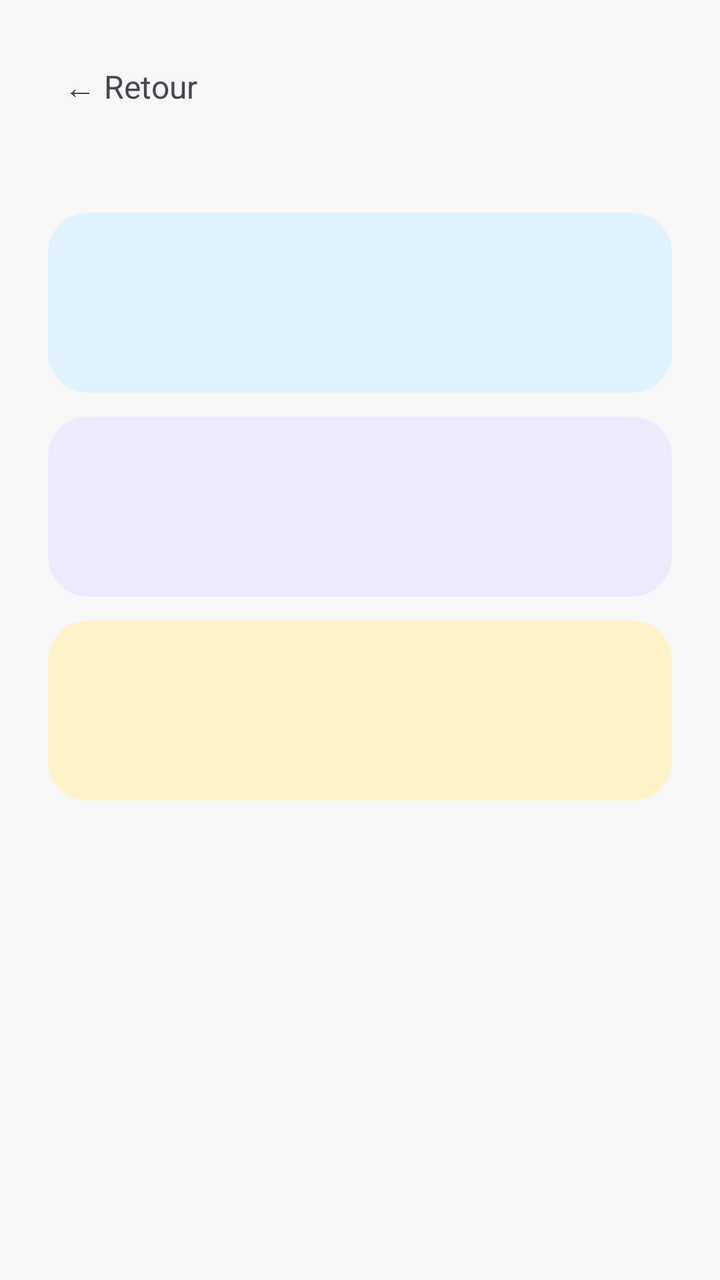
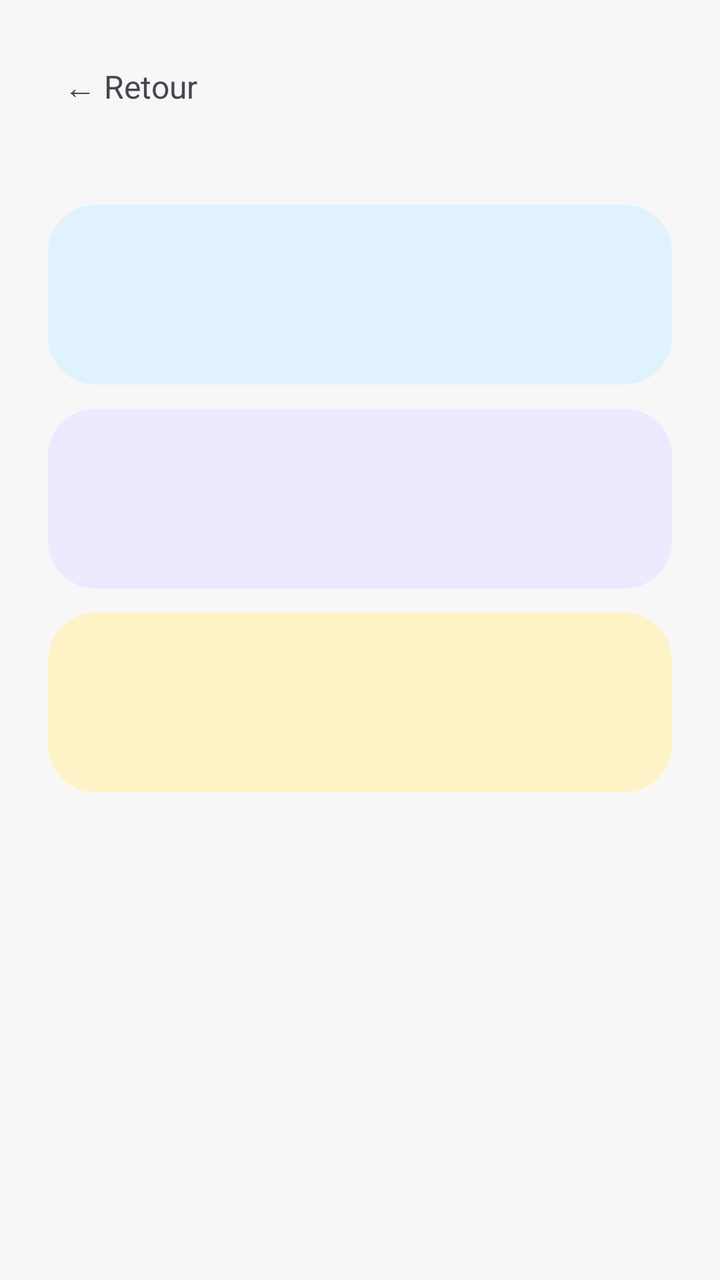

Screens rendered from an Android XML layout before and after an edit, with the pre-edit source and the edit as a unified diff.
<!-- AndroidManifest.xml: application theme Theme.Liti -->
<!-- res/layout/activity_game.xml -->
<?xml version="1.0" encoding="utf-8"?>
<LinearLayout xmlns:android="http://schemas.android.com/apk/res/android"
    xmlns:app="http://schemas.android.com/apk/res-auto"
    android:layout_width="match_parent" android:layout_height="match_parent"
    android:orientation="vertical" android:padding="24dp" android:background="#F7F7F8">
    <TextView android:id="@+id/btnBack" android:layout_width="wrap_content" android:layout_height="wrap_content" android:text="← Retour" android:textSize="16sp" android:padding="8dp"/>
    <TextView android:text="GAME TURBO" android:textSize="28sp" android:textStyle="bold" android:layout_marginTop="16dp"/>
    <TextView android:text="Choisis ton mode" android:textColor="#64748B" android:layout_marginTop="4dp"/>
    <androidx.cardview.widget.CardView android:id="@+id/cardBalanced" android:layout_width="match_parent" android:layout_height="90dp" android:layout_marginTop="24dp" app:cardCornerRadius="20dp" app:cardElevation="0dp"><LinearLayout android:layout_width="match_parent" android:layout_height="match_parent" android:orientation="vertical" android:padding="16dp" android:background="#E0F2FE"><TextView android:text="Balanced" android:textStyle="bold"/><TextView android:text="60Hz / économie batterie" android:textSize="12sp" android:textColor="#0284C7"/></LinearLayout></androidx.cardview.widget.CardView>
    <androidx.cardview.widget.CardView android:id="@+id/cardPerf" android:layout_width="match_parent" android:layout_height="90dp" android:layout_marginTop="12dp" app:cardCornerRadius="20dp" app:cardElevation="0dp"><LinearLayout android:layout_width="match_parent" android:layout_height="match_parent" android:orientation="vertical" android:padding="16dp" android:background="#EDE9FE"><TextView android:text="Performance" android:textStyle="bold"/><TextView android:text="90Hz / boost internet" android:textSize="12sp" android:textColor="#7C3AED"/></LinearLayout></androidx.cardview.widget.CardView>
    <androidx.cardview.widget.CardView android:id="@+id/cardBeast" android:layout_width="match_parent" android:layout_height="90dp" android:layout_marginTop="12dp" app:cardCornerRadius="20dp" app:cardElevation="0dp"><LinearLayout android:layout_width="match_parent" android:layout_height="match_parent" android:orientation="vertical" android:padding="16dp" android:background="#FEF3C7"><TextView android:text="BEAST MODE" android:textStyle="bold"/><TextView android:text="Max CPU/GPU / Ping 0" android:textSize="12sp" android:textColor="#D97706"/></LinearLayout></androidx.cardview.widget.CardView>
</LinearLayout>
<!-- resources referenced by this layout -->
<resources>
  <style name="Theme.Liti" parent="Theme.Material3.DayNight.NoActionBar">
      <item name="android:statusBarColor">@android:color/transparent</item>
      <item name="android:navigationBarColor">@android:color/transparent</item>
  </style>
</resources>

<!-- the commit's change to res/layout/activity_game.xml (unified diff, before → after) -->
@@ -1,12 +1,8 @@
 <?xml version="1.0" encoding="utf-8"?>
-<LinearLayout xmlns:android="http://schemas.android.com/apk/res/android"
-    xmlns:app="http://schemas.android.com/apk/res-auto"
-    android:layout_width="match_parent" android:layout_height="match_parent"
-    android:orientation="vertical" android:padding="24dp" android:background="#F7F7F8">
+<LinearLayout xmlns:android="http://schemas.android.com/apk/res/android" android:layout_width="match_parent" android:layout_height="match_parent" android:orientation="vertical" android:padding="24dp" android:background="#F7F7F8">
     <TextView android:id="@+id/btnBack" android:layout_width="wrap_content" android:layout_height="wrap_content" android:text="← Retour" android:textSize="16sp" android:padding="8dp"/>
     <TextView android:text="GAME TURBO" android:textSize="28sp" android:textStyle="bold" android:layout_marginTop="16dp"/>
-    <TextView android:text="Choisis ton mode" android:textColor="#64748B" android:layout_marginTop="4dp"/>
-    <androidx.cardview.widget.CardView android:id="@+id/cardBalanced" android:layout_width="match_parent" android:layout_height="90dp" android:layout_marginTop="24dp" app:cardCornerRadius="20dp" app:cardElevation="0dp"><LinearLayout android:layout_width="match_parent" android:layout_height="match_parent" android:orientation="vertical" android:padding="16dp" android:background="#E0F2FE"><TextView android:text="Balanced" android:textStyle="bold"/><TextView android:text="60Hz / économie batterie" android:textSize="12sp" android:textColor="#0284C7"/></LinearLayout></androidx.cardview.widget.CardView>
-    <androidx.cardview.widget.CardView android:id="@+id/cardPerf" android:layout_width="match_parent" android:layout_height="90dp" android:layout_marginTop="12dp" app:cardCornerRadius="20dp" app:cardElevation="0dp"><LinearLayout android:layout_width="match_parent" android:layout_height="match_parent" android:orientation="vertical" android:padding="16dp" android:background="#EDE9FE"><TextView android:text="Performance" android:textStyle="bold"/><TextView android:text="90Hz / boost internet" android:textSize="12sp" android:textColor="#7C3AED"/></LinearLayout></androidx.cardview.widget.CardView>
-    <androidx.cardview.widget.CardView android:id="@+id/cardBeast" android:layout_width="match_parent" android:layout_height="90dp" android:layout_marginTop="12dp" app:cardCornerRadius="20dp" app:cardElevation="0dp"><LinearLayout android:layout_width="match_parent" android:layout_height="match_parent" android:orientation="vertical" android:padding="16dp" android:background="#FEF3C7"><TextView android:text="BEAST MODE" android:textStyle="bold"/><TextView android:text="Max CPU/GPU / Ping 0" android:textSize="12sp" android:textColor="#D97706"/></LinearLayout></androidx.cardview.widget.CardView>
+    <LinearLayout android:id="@+id/cardBalanced" android:layout_width="match_parent" android:layout_height="90dp" android:layout_marginTop="24dp" android:background="@drawable/bg_btn_blue" android:orientation="vertical" android:padding="16dp"><TextView android:text="Balanced" android:textStyle="bold"/><TextView android:text="60Hz / économie" android:textSize="12sp"/></LinearLayout>
+    <LinearLayout android:id="@+id/cardPerf" android:layout_width="match_parent" android:layout_height="90dp" android:layout_marginTop="12dp" android:background="@drawable/bg_btn_purple" android:orientation="vertical" android:padding="16dp"><TextView android:text="Performance" android:textStyle="bold"/><TextView android:text="90Hz / boost" android:textSize="12sp"/></LinearLayout>
+    <LinearLayout android:id="@+id/cardBeast" android:layout_width="match_parent" android:layout_height="90dp" android:layout_marginTop="12dp" android:background="@drawable/bg_btn_yellow" android:orientation="vertical" android:padding="16dp"><TextView android:text="BEAST MODE" android:textStyle="bold"/><TextView android:text="Max CPU/GPU" android:textSize="12sp"/></LinearLayout>
 </LinearLayout>
<!-- resource entries referenced after the edit -->
@@ -1,5 +1,20 @@
 <!-- resources referenced by this layout -->
 <resources>
+  <!-- drawable bg_btn_blue (drawable) -->
+  <shape xmlns:android="http://schemas.android.com/apk/res/android" android:shape="rectangle">
+      <corners android:radius="24dp"/>
+      <solid android:color="#E0F2FE"/>
+  </shape>
+  <!-- drawable bg_btn_purple (drawable) -->
+  <shape xmlns:android="http://schemas.android.com/apk/res/android" android:shape="rectangle">
+      <corners android:radius="24dp"/>
+      <solid android:color="#EDE9FE"/>
+  </shape>
+  <!-- drawable bg_btn_yellow (drawable) -->
+  <shape xmlns:android="http://schemas.android.com/apk/res/android" android:shape="rectangle">
+      <corners android:radius="24dp"/>
+      <solid android:color="#FEF3C7"/>
+  </shape>
   <style name="Theme.Liti" parent="Theme.Material3.DayNight.NoActionBar">
       <item name="android:statusBarColor">@android:color/transparent</item>
       <item name="android:navigationBarColor">@android:color/transparent</item>
